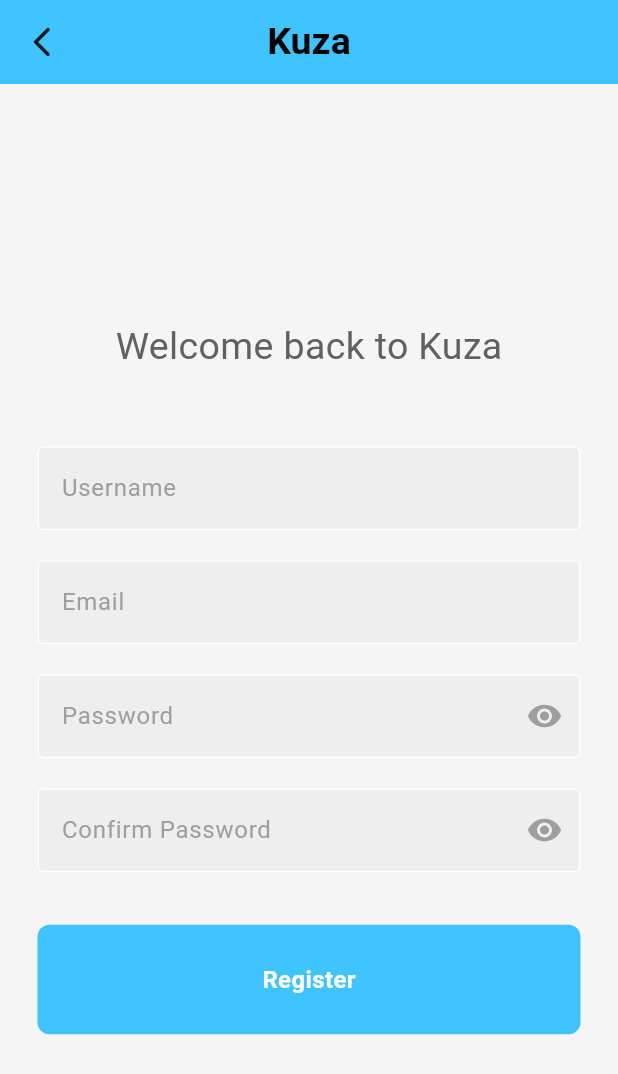
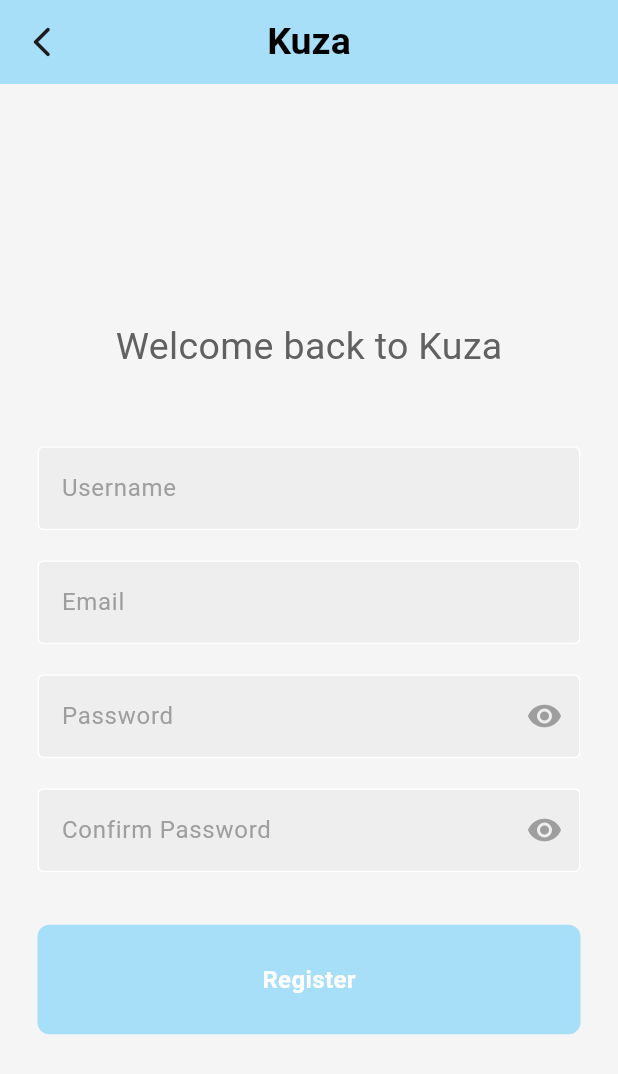
Before and after one commit to TabbyMichael/kuza, a Flutter app: the screen it shows after launch, after a tap on "Sign Up", on a phone screen of 412 x 824 dp. Shown: the top 1074 px of the screen. Run offline on Flutter 3.47's test engine with Material 3 defaults, Android fonts, the light colour scheme and no system bars; our stand-ins replace firebase_auth, firebase_core, fl_chart, google_fonts, google_sign_in, sqflite; missing offline and left inert: flutter_barcode_scanner; accounts and stored records are empty; network calls fail.

Commit message:
Color Change

```diff
--- a/lib/pages/brand_intro.dart
+++ b/lib/pages/brand_intro.dart
@@ -96,7 +96,7 @@
             color: Colors.black,
           ),
         ),
-        backgroundColor: Colors.lightBlueAccent,
+        backgroundColor: Color.fromARGB(255, 167, 222, 248),
       ),
       body: Column(
         children: [
@@ -161,7 +161,7 @@
                 height: currentIndex == index ? 12.0 : 8.0,
                 decoration: BoxDecoration(
                   color: currentIndex == index
-                      ? Colors.lightBlueAccent
+                      ? Color.fromARGB(255, 167, 222, 248)
                       : Colors.grey,
                   shape: BoxShape.circle,
                 ),
@@ -174,7 +174,7 @@
               Navigator.pushNamed(context, '/signUp');
             },
             style: ElevatedButton.styleFrom(
-              backgroundColor: Colors.lightBlueAccent,
+              backgroundColor: Color.fromARGB(255, 167, 222, 248),
               shape: RoundedRectangleBorder(
                 borderRadius: BorderRadius.circular(7.0),
               ),
@@ -194,7 +194,7 @@
               Navigator.pushNamed(context, '/login');
             },
             style: ElevatedButton.styleFrom(
-              backgroundColor: Colors.lightBlueAccent,
+              backgroundColor: Color.fromARGB(255, 167, 222, 248),
               shape: RoundedRectangleBorder(
                 borderRadius: BorderRadius.circular(7.0),
               ),
--- a/lib/pages/components/my_button.dart
+++ b/lib/pages/components/my_button.dart
@@ -14,7 +14,7 @@
         padding: const EdgeInsets.all(25),
         margin: const EdgeInsets.symmetric(horizontal: 25),
         decoration: BoxDecoration(
-          color: Colors.lightBlueAccent,
+          color: Color.fromARGB(255, 167, 222, 248),
           borderRadius: BorderRadius.circular(8),
         ),
         child: Center(
--- a/lib/pages/faq.dart
+++ b/lib/pages/faq.dart
@@ -16,7 +16,7 @@
             ),
           ),
           centerTitle: true,
-          backgroundColor: Colors.lightBlueAccent,
+          backgroundColor: Color.fromARGB(255, 167, 222, 248),
           leading: GestureDetector(
             onTap: () {
               Navigator.of(context).pushReplacement(MaterialPageRoute(
--- a/lib/pages/forgot_password.dart
+++ b/lib/pages/forgot_password.dart
@@ -25,7 +25,7 @@
           ),
         ),
         centerTitle: true,
-        backgroundColor: Colors.lightBlueAccent,
+        backgroundColor: Color.fromARGB(255, 167, 222, 248),
       ),
       body: SafeArea(
         child: Center(
--- a/lib/pages/language.dart
+++ b/lib/pages/language.dart
@@ -16,7 +16,7 @@
             ),
           ),
           centerTitle: true,
-          backgroundColor: Colors.lightBlueAccent,
+          backgroundColor: Color.fromARGB(255, 167, 222, 248),
           leading: GestureDetector(
             onTap: () {
               Navigator.of(context).pushReplacement(MaterialPageRoute(
--- a/lib/pages/log_in.dart
+++ b/lib/pages/log_in.dart
@@ -161,7 +161,7 @@
           ),
         ),
         centerTitle: true,
-        backgroundColor: Colors.lightBlueAccent,
+        backgroundColor: Color.fromARGB(255, 167, 222, 248),
         leading: IconButton(
           icon: const Icon(Icons.arrow_back_ios_new_rounded),
           onPressed: () {
--- a/lib/pages/log_out.dart
+++ b/lib/pages/log_out.dart
@@ -16,7 +16,7 @@
             ),
           ),
           centerTitle: true,
-          backgroundColor: Colors.lightBlueAccent,
+          backgroundColor: Color.fromARGB(255, 167, 222, 248),
           leading: GestureDetector(
             onTap: () {
               Navigator.of(context).pushReplacement(MaterialPageRoute(
--- a/lib/pages/notification.dart
+++ b/lib/pages/notification.dart
@@ -16,7 +16,7 @@
             ),
           ),
           centerTitle: true,
-          backgroundColor: Colors.lightBlueAccent,
+          backgroundColor: Color.fromARGB(255, 167, 222, 248),
           leading: GestureDetector(
             onTap: () {
               Navigator.of(context).pushReplacement(MaterialPageRoute(
--- a/lib/pages/settings_page.dart
+++ b/lib/pages/settings_page.dart
@@ -16,7 +16,7 @@
             ),
           ),
           centerTitle: true,
-          backgroundColor: Colors.lightBlueAccent,
+          backgroundColor: Color.fromARGB(255, 167, 222, 248),
           leading: GestureDetector(
             onTap: () {
               Navigator.of(context).pushReplacement(MaterialPageRoute(
--- a/lib/pages/sign_up.dart
+++ b/lib/pages/sign_up.dart
@@ -94,7 +94,7 @@
           ),
         ),
         centerTitle: true,
-        backgroundColor: Colors.lightBlueAccent,
+        backgroundColor: Color.fromARGB(255, 167, 222, 248),
         leading: IconButton(
           icon: const Icon(Icons.arrow_back_ios_new_rounded),
           onPressed: () {
--- a/lib/pages/splash_screen.dart
+++ b/lib/pages/splash_screen.dart
@@ -5,7 +5,7 @@
 
   @override
   Widget build(BuildContext context) {
-    Future.delayed(const Duration(seconds: 2), () {
+    Future.delayed(const Duration(seconds: 4), () {
       Navigator.pushReplacementNamed(context, '/brandintro');
     });
 
--- a/lib/pages/support.dart
+++ b/lib/pages/support.dart
@@ -198,7 +198,7 @@
               print('Form is valid. Submitting data...');
             }
           },
-          backgroundColor: Colors.lightBlueAccent,
+          backgroundColor: Color.fromARGB(255, 167, 222, 248),
           child: const Text(
             "Send",
             style: TextStyle(
--- a/lib/pages/themes.dart
+++ b/lib/pages/themes.dart
@@ -16,7 +16,7 @@
             ),
           ),
           centerTitle: true,
-          backgroundColor: Colors.lightBlueAccent,
+          backgroundColor: Color.fromARGB(255, 167, 222, 248),
           leading: GestureDetector(
             onTap: () {
               Navigator.of(context).pushReplacement(MaterialPageRoute(
```
Also changed, not shown: lib/pages/home_page.dart (+4 -4 lines).
